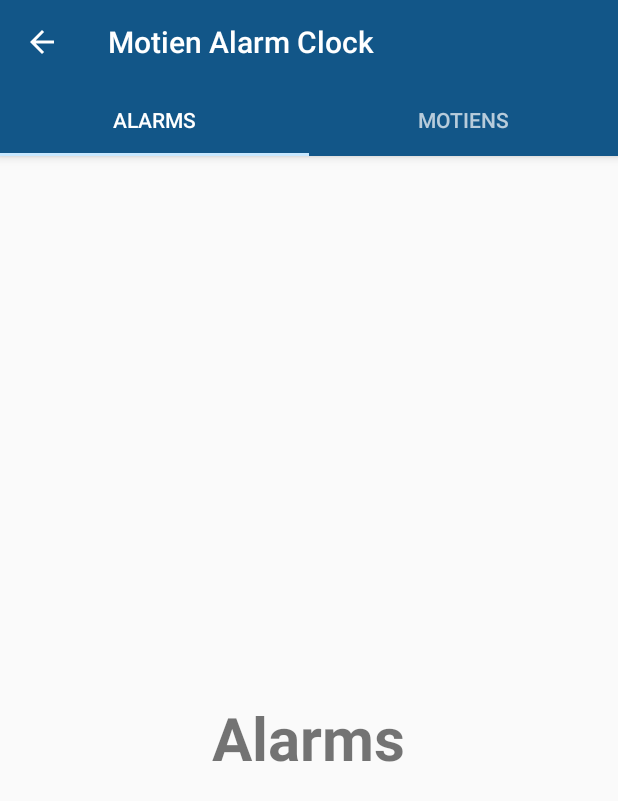
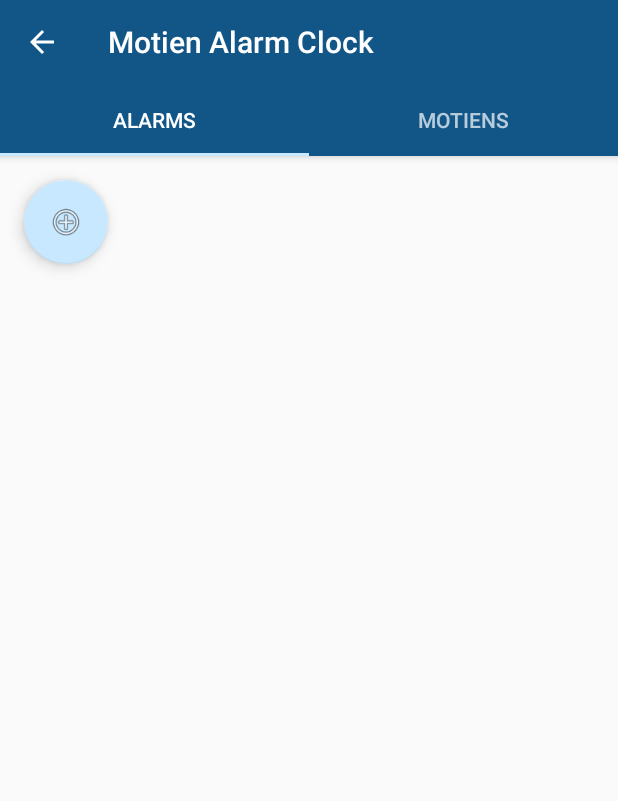
Before and after one commit to NgoclanTran/alarm, an Android app: the screen it shows after launch (MainActivity), on a phone screen of 412 x 824 dp. Shown: the top 801 px of the screen. Run offline under Robolectric (Android 15) with nearby library versions, the phone set to English and light mode, and no system bars.

Commit message:
simple list with strings

```diff
--- a/app/src/main/java/com/example/minaris/alarm/AlarmDbHelper.java
+++ b/app/src/main/java/com/example/minaris/alarm/AlarmDbHelper.java
@@ -6,6 +6,7 @@ import android.database.sqlite.SQLiteOpenHelper;
 
 import com.example.minaris.alarm.AlarmContract.AlarmEntry;
 import com.example.minaris.alarm.AlarmContract.SnoozeEntry;
+
 /**
  * Created by jodeneve on 21/11/2016.
  */
--- a/app/src/main/java/com/example/minaris/alarm/AlarmFragment.java
+++ b/app/src/main/java/com/example/minaris/alarm/AlarmFragment.java
@@ -5,20 +5,50 @@ import android.support.v4.app.Fragment;
 import android.view.LayoutInflater;
 import android.view.View;
 import android.view.ViewGroup;
+import android.widget.ListView;
+import android.support.design.widget.FloatingActionButton;
+import java.util.ArrayList;
+import android.widget.ArrayAdapter;
+
 /**
  * Created by jodeneve on 23/11/2016.
  */
 
 public class AlarmFragment extends Fragment {
 
-    public AlarmFragment () {}
+    ArrayList<String> listItems;
+    ArrayAdapter<String> adapter;
+
+    public AlarmFragment () {
+        listItems = new ArrayList<String>();
+    }
 
     @Override
     public void onCreate(Bundle savedInstanceState) {
         super.onCreate(savedInstanceState);
     }
 
-    public View onCreateView(LayoutInflater inflater, ViewGroup viewGroup, Bundle savedInstanceState) {
-        return inflater.inflate(R.layout.fragment_alarm, viewGroup, false);
+    @Override
+    public View onCreateView(LayoutInflater inflater, ViewGroup viewGroup,
+                             Bundle savedInstanceState) {
+        View view = inflater.inflate(R.layout.fragment_alarm, viewGroup, false);
+        final ListView lv = (ListView) view.findViewById(R.id.listviewAlarm);
+        adapter=new ArrayAdapter<String>(getContext(),
+                android.R.layout.simple_list_item_1,
+                listItems);
+        lv.setAdapter(adapter);
+        FloatingActionButton fab = (FloatingActionButton) view.findViewById(R.id.fabAlarm);
+        fab.setOnClickListener(new View.OnClickListener() {
+
+            @Override
+            public void onClick(View view) {
+                listItems.add("string");
+                adapter.notifyDataSetChanged();
+            }
+
+        });
+
+
+        return view;
     }
 }
--- a/app/src/main/java/com/example/minaris/alarm/MainActivity.java
+++ b/app/src/main/java/com/example/minaris/alarm/MainActivity.java
@@ -26,7 +26,7 @@ public class MainActivity extends AppCompatActivity {
     @Override
     protected void onCreate(Bundle savedInstanceState) {
 
-        AlarmDbHelper db = new AlarmDbHelper(this);
+        //AlarmDbHelper db = new AlarmDbHelper(this);
 
         super.onCreate(savedInstanceState);
 
@@ -35,6 +35,7 @@ public class MainActivity extends AppCompatActivity {
         setSupportActionBar(toolbar);
 
         getSupportActionBar().setDisplayHomeAsUpEnabled(true);
+        getSupportActionBar().setDisplayShowHomeEnabled(true);
 
         viewPager = (ViewPager) findViewById(R.id.viewpager);
         setupViewPager(viewPager);
--- a/app/src/main/java/com/example/minaris/alarm/MotienFragment.java
+++ b/app/src/main/java/com/example/minaris/alarm/MotienFragment.java
@@ -19,7 +19,10 @@ public class MotienFragment extends Fragment {
         super.onCreate(savedInstanceState);
     }
 
-    public View onCreateView(LayoutInflater inflater, ViewGroup viewGroup, Bundle savedInstanceState) {
-        return inflater.inflate(R.layout.fragment_motien, viewGroup, false);
+    public View onCreateView(LayoutInflater inflater, ViewGroup viewGroup,
+                             Bundle savedInstanceState) {
+
+        View view = inflater.inflate(R.layout.fragment_motien, viewGroup, false);
+        return view;
     }
 }
--- /dev/null
+++ b/app/src/main/res/layout/alarm_row.xml
@@ -0,0 +1,15 @@
+<?xml version="1.0" encoding="utf-8"?>
+<LinearLayout xmlns:android="http://schemas.android.com/apk/res/android"
+    android:orientation="vertical" android:layout_width="match_parent"
+    android:layout_height="match_parent">
+
+    <TextView
+        android:id="@+id/text"
+        android:layout_width="wrap_content"
+        android:layout_height="wrap_content"
+        android:layout_alignParentTop="true"
+        android:layout_toRightOf="@+id/imageView"
+        android:text="String"
+        android:textSize="30sp" />
+
+</LinearLayout>
--- a/app/src/main/res/layout/fragment_alarm.xml
+++ b/app/src/main/res/layout/fragment_alarm.xml
@@ -4,12 +4,18 @@
     android:layout_height="match_parent"
     tools:context="com.example.minaris.alarm.AlarmFragment">
 
-    <TextView
+    <ListView
+        android:id="@+id/listviewAlarm"
+        android:layout_width="fill_parent"
+        android:layout_height="fill_parent" >
+    </ListView>
+
+    <android.support.design.widget.FloatingActionButton
+        android:id="@+id/fabAlarm"
         android:layout_width="wrap_content"
         android:layout_height="wrap_content"
-        android:text="@string/one"
-        android:textSize="40dp"
-        android:textStyle="bold"
-        android:layout_centerInParent="true"/>
+        android:layout_gravity="bottom|end"
+        android:layout_margin="@dimen/fab_margin"
+        android:src="@android:drawable/ic_menu_add" />
 
 </RelativeLayout>
```
